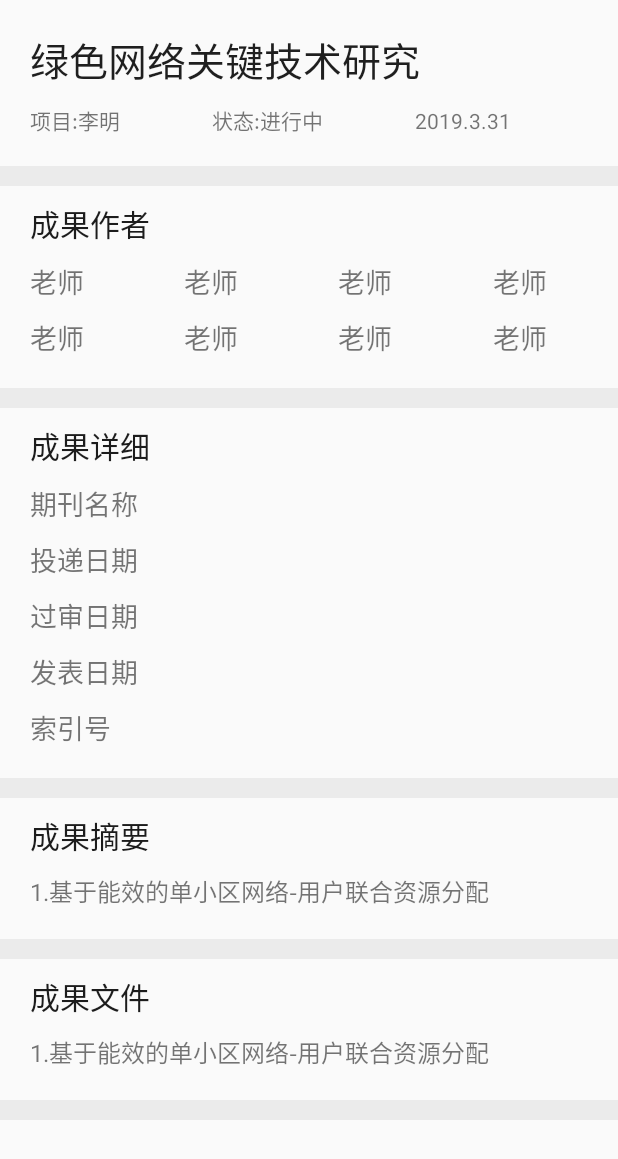
After one commit to CarNivaLz/managework, an Android app: the layout activity_achievement_detail.xml on its own in the app's theme, with its tools: preview values and no code run, on a phone screen of 412 x 824 dp. The commit adds this screen. Shown: the top 1159 px of the screen. Run offline under Robolectric (Android 15) with nearby library versions, the phone set to English and light mode, and no system bars.

Commit message:
2.6  成果论文详情ok

```diff
--- a/app/src/main/AndroidManifest.xml
+++ b/app/src/main/AndroidManifest.xml
@@ -18,7 +18,7 @@
         <activity android:name=".ui.SearchResultsActivity"></activity>
         <activity android:name=".ui.SignUpActivity"></activity>
         <activity android:name=".ui.MyAssessmentsActivity"></activity>
-
+        <activity android:name=".ui.AchievementsDetailActivity"></activity>
         <activity android:name=".ui.LoginActivity">
             <intent-filter>
                 <action android:name="android.intent.action.MAIN" />
--- a/app/src/main/java/com/dommy/tab/adapter/AchievementsListAdapter.java
+++ b/app/src/main/java/com/dommy/tab/adapter/AchievementsListAdapter.java
@@ -7,6 +7,8 @@ import com.chad.library.adapter.base.BaseViewHolder;
 import com.dommy.tab.R;
 import com.dommy.tab.module.Achievements;
 import com.dommy.tab.module.Projects;
+import com.dommy.tab.ui.AchievementsDetailActivity;
+import com.dommy.tab.ui.ProjectsDetailActivity;
 
 import java.util.List;
 
@@ -28,6 +30,7 @@ public class AchievementsListAdapter extends BaseQuickAdapter<Achievements,BaseV
             @Override
             public void onClick(View v) {
                 //进入projectdetail页面逻辑WebActivity.runActivity(mContext, model.desc, model.url);
+                AchievementsDetailActivity.runActivity(mContext,item.getId(),item.getAchieve_type());
             }
         });
     }
--- a/app/src/main/java/com/dommy/tab/module/Achievements.java
+++ b/app/src/main/java/com/dommy/tab/module/Achievements.java
@@ -21,6 +21,8 @@ public class Achievements {
         private String member_num;
         @SerializedName("date")
         private String time_start;
+        @SerializedName("achi_type")
+        private int achieve_type;
 
         public String getId() {
         return id;
@@ -41,12 +43,14 @@ public class Achievements {
         public String getTime_start() {
         return time_start;
         }
+        public int getAchieve_type(){return achieve_type;}
 
-        public Achievements(String id,String title, String teacher, String member_num, String time_start) {
+        public Achievements(String id,String title, String teacher, String member_num, String time_start,int achieve_type) {
         this.id=id;
         this.title = title;
         this.teacher = teacher;
         this.member_num = member_num;
         this.time_start = time_start;
+        this.achieve_type=achieve_type;
         }
         }
--- a/app/src/main/java/com/dommy/tab/utils/ApiConfig.java
+++ b/app/src/main/java/com/dommy/tab/utils/ApiConfig.java
@@ -15,4 +15,7 @@ public class ApiConfig {
     public static String URL_MYASSESSMENT="http://120.78.151.240:8080/myEvaluationList";
     public static String URL_PROJECTDETAIL="http://120.78.151.240:8080/projectDetail";
     public static String URL_ProjectDoc="http://120.78.151.240:8080/projectDoc";
+    public static String URL_PAPERDETAIL="http://120.78.151.240:8080/paperDetail";
+    public static String URL_PATENTDETAIL="http://120.78.151.240:8080/patentDetail";
+    public static String URL_COPYRIGHTDETAIL="http://120.78.151.240:8080/copyrightDetail";
 }
--- /dev/null
+++ b/app/src/main/res/layout/activity_achievement_detail.xml
@@ -0,0 +1,303 @@
+<?xml version="1.0" encoding="utf-8"?>
+<ScrollView android:layout_height="match_parent"
+    android:layout_width="match_parent"
+    xmlns:android="http://schemas.android.com/apk/res/android" >
+
+    <LinearLayout xmlns:android="http://schemas.android.com/apk/res/android"
+        android:orientation="vertical" android:layout_width="match_parent"
+        android:layout_height="match_parent">
+
+        <TextView
+            android:id="@+id/achieve_detail_title"
+            android:layout_width="match_parent"
+            android:layout_height="wrap_content"
+            android:layout_marginLeft="20dp"
+            android:layout_marginTop="20dp"
+            android:layout_marginRight="20dp"
+            android:ellipsize="end"
+            android:maxLines="1"
+            android:text="绿色网络关键技术研究"
+            android:textColor="#1F1F1F"
+            android:textSize="26dp" />
+
+        <LinearLayout
+            android:layout_width="match_parent"
+            android:layout_height="wrap_content"
+            android:orientation="horizontal">
+            <TextView
+                android:id="@+id/achieve_detail_project"
+                android:layout_marginTop="10dp"
+                android:layout_marginLeft="20dp"
+                android:layout_width="wrap_content"
+                android:layout_height="wrap_content"
+                android:layout_weight="1"
+                android:text="项目:李明"/>
+            <TextView
+                android:id="@+id/achieve_detail_status"
+                android:layout_marginTop="10dp"
+                android:layout_marginLeft="10dp"
+                android:layout_width="wrap_content"
+                android:layout_height="wrap_content"
+                android:layout_weight="1"
+                android:text="状态:进行中"/>
+            <TextView
+                android:id="@+id/achieve_detail_time"
+                android:layout_marginTop="10dp"
+                android:layout_marginLeft="10dp"
+                android:layout_marginRight="20dp"
+                android:layout_weight="1"
+                android:layout_width="wrap_content"
+                android:layout_height="wrap_content"
+                android:text="2019.3.31"/>
+        </LinearLayout>
+        <View  android:layout_height="20px"
+            android:layout_marginTop="20dp"
+            android:layout_width="match_parent"
+            android:background="#EBEBEB"
+            />
+        <LinearLayout xmlns:android="http://schemas.android.com/apk/res/android"
+            android:orientation="vertical" android:layout_width="match_parent"
+            android:layout_height="match_parent">
+            <TextView
+
+                android:layout_width="wrap_content"
+                android:layout_height="wrap_content"
+                android:layout_marginLeft="20dp"
+                android:layout_marginRight="20dp"
+                android:layout_marginTop="10dp"
+                android:textColor="#1C1C1C"
+                android:maxLines="1"
+                android:ellipsize="end"
+                android:text="成果作者"
+                android:textSize="20dp" />
+            <LinearLayout
+                android:layout_width="match_parent"
+                android:layout_height="match_parent"
+                android:orientation="horizontal">
+
+                <TextView
+                    android:id="@+id/achieve_detail_member1"
+                    android:layout_width="0dp"
+                    android:layout_weight="1"
+                    android:layout_height="wrap_content"
+                    android:layout_marginLeft="20dp"
+                    android:layout_marginRight="20dp"
+                    android:layout_marginTop="10dp"
+                    android:text="老师"
+                    android:maxLines="2"
+                    android:ellipsize="end"
+                    android:textSize="18dp" />
+                <TextView
+                    android:id="@+id/achieve_detail_member2"
+                    android:layout_width="0dp"
+                    android:layout_weight="1"
+                    android:layout_height="wrap_content"
+                    android:layout_marginLeft="20dp"
+                    android:layout_marginRight="20dp"
+                    android:layout_marginTop="10dp"
+                    android:text="老师"
+                    android:maxLines="2"
+                    android:ellipsize="end"
+                    android:textSize="18dp" />
+                <TextView
+                    android:id="@+id/achieve_detail_member3"
+                    android:layout_width="0dp"
+                    android:layout_weight="1"
+                    android:layout_height="wrap_content"
+                    android:layout_marginLeft="20dp"
+                    android:layout_marginRight="20dp"
+                    android:layout_marginTop="10dp"
+                    android:text="老师"
+                    android:maxLines="2"
+                    android:ellipsize="end"
+                    android:textSize="18dp" />
+                <TextView
+                    android:id="@+id/achieve_detail_member4"
+                    android:layout_width="0dp"
+                    android:layout_weight="1"
+                    android:layout_height="wrap_content"
+                    android:layout_marginLeft="20dp"
+                    android:layout_marginRight="20dp"
+                    android:layout_marginTop="10dp"
+                    android:text="老师"
+                    android:maxLines="2"
+                    android:ellipsize="end"
+                    android:textSize="18dp" />
+
+            </LinearLayout>
+            <LinearLayout
+                android:layout_width="match_parent"
+                android:layout_height="match_parent"
+                android:orientation="horizontal">
+
+                <TextView
+                    android:id="@+id/achieve_detail_member5"
+                    android:layout_width="0dp"
+                    android:layout_weight="1"
+                    android:layout_height="wrap_content"
+                    android:layout_marginLeft="20dp"
+                    android:layout_marginRight="20dp"
+                    android:layout_marginTop="10dp"
+                    android:text="老师"
+                    android:maxLines="2"
+                    android:ellipsize="end"
+                    android:textSize="18dp" />
+                <TextView
+                    android:id="@+id/achieve_detail_member6"
+                    android:layout_width="0dp"
+                    android:layout_weight="1"
+                    android:layout_height="wrap_content"
+                    android:layout_marginLeft="20dp"
+                    android:layout_marginRight="20dp"
+                    android:layout_marginTop="10dp"
+                    android:text="老师"
+                    android:maxLines="2"
+                    android:ellipsize="end"
+                    android:textSize="18dp" />
+                <TextView
+                    android:id="@+id/achieve_detail_member7"
+                    android:layout_width="0dp"
+                    android:layout_weight="1"
+                    android:layout_height="wrap_content"
+                    android:layout_marginLeft="20dp"
+                    android:layout_marginRight="20dp"
+                    android:layout_marginTop="10dp"
+                    android:text="老师"
+                    android:maxLines="2"
+                    android:ellipsize="end"
+                    android:textSize="18dp" />
+                <TextView
+                    android:id="@+id/achieve_detail_member8"
+                    android:layout_width="0dp"
+                    android:layout_weight="1"
+                    android:layout_height="wrap_content"
+                    android:layout_marginLeft="20dp"
+                    android:layout_marginRight="20dp"
+                    android:layout_marginTop="10dp"
+                    android:text="老师"
+                    android:maxLines="2"
+                    android:ellipsize="end"
+                    android:textSize="18dp" />
+
+            </LinearLayout>
+
+        </LinearLayout>
+        <View  android:layout_height="20px"
+            android:layout_marginTop="20dp"
+            android:layout_width="match_parent"
+            android:background="#EBEBEB"
+            />
+        <TextView
+            android:layout_width="match_parent"
+            android:layout_height="wrap_content"
+            android:layout_marginLeft="20dp"
+            android:layout_marginRight="20dp"
+            android:layout_marginTop="10dp"
+            android:textColor="#1C1C1C"
+            android:text="成果详细"
+            android:textSize="20dp" />
+        <TextView
+            android:id="@+id/achieve_detail_position1"
+            android:layout_width="match_parent"
+            android:layout_height="wrap_content"
+            android:layout_marginLeft="20dp"
+            android:layout_marginRight="20dp"
+            android:layout_marginTop="10dp"
+            android:text="期刊名称"
+            android:textSize="18dp" />
+        <TextView
+            android:id="@+id/achieve_detail_position2"
+            android:layout_width="match_parent"
+            android:layout_height="wrap_content"
+            android:layout_marginLeft="20dp"
+            android:layout_marginRight="20dp"
+            android:layout_marginTop="10dp"
+            android:text="投递日期"
+            android:textSize="18dp" />
+        <TextView
+            android:id="@+id/achieve_detail_position3"
+            android:layout_width="match_parent"
+            android:layout_height="wrap_content"
+            android:layout_marginLeft="20dp"
+            android:layout_marginRight="20dp"
+            android:layout_marginTop="10dp"
+            android:text="过审日期"
+            android:textSize="18dp" />
+        <TextView
+            android:id="@+id/achieve_detail_position4"
+            android:layout_width="match_parent"
+            android:layout_height="wrap_content"
+            android:layout_marginLeft="20dp"
+            android:layout_marginRight="20dp"
+            android:layout_marginTop="10dp"
+            android:text="发表日期"
+            android:textSize="18dp" />
+        <TextView
+            android:id="@+id/achieve_detail_position5"
+            android:layout_width="match_parent"
+            android:layout_height="wrap_content"
+            android:layout_marginLeft="20dp"
+            android:layout_marginRight="20dp"
+            android:layout_marginTop="10dp"
+            android:text="索引号"
+            android:textSize="18dp" />
+
+        <View  android:layout_height="20px"
+            android:layout_marginTop="20dp"
+            android:layout_width="match_parent"
+            android:background="#EBEBEB"
+            />
+        <TextView
+            android:layout_width="match_parent"
+            android:layout_height="wrap_content"
+            android:layout_marginLeft="20dp"
+            android:layout_marginRight="20dp"
+            android:layout_marginTop="10dp"
+            android:textSize="20dp"
+            android:textColor="#1C1C1C"
+            android:text="成果摘要"
+            />
+        <TextView
+            android:id="@+id/achieve_detail_abstract"
+            android:layout_width="match_parent"
+            android:layout_height="wrap_content"
+            android:layout_marginLeft="20dp"
+            android:layout_marginRight="20dp"
+            android:layout_marginTop="10dp"
+            android:singleLine="false"
+            android:text="1.基于能效的单小区网络-用户联合资源分配"
+            android:textSize="16dp" />
+
+        <View  android:layout_height="20px"
+            android:layout_marginTop="20dp"
+            android:layout_width="match_parent"
+            android:background="#EBEBEB"
+            />
+
+        <TextView
+            android:layout_width="match_parent"
+            android:layout_height="wrap_content"
+            android:layout_marginLeft="20dp"
+            android:layout_marginRight="20dp"
+            android:layout_marginTop="10dp"
+            android:textSize="20dp"
+            android:textColor="#1C1C1C"
+            android:text="成果文件"
+            />
+        <TextView
+            android:id="@+id/achieve_detail_doc"
+            android:layout_width="match_parent"
+            android:layout_height="wrap_content"
+            android:layout_marginLeft="20dp"
+            android:layout_marginRight="20dp"
+            android:layout_marginTop="10dp"
+            android:singleLine="false"
+            android:text="1.基于能效的单小区网络-用户联合资源分配"
+            android:textSize="16dp" />
+        <View  android:layout_height="20px"
+            android:layout_marginTop="20dp"
+            android:layout_width="match_parent"
+            android:background="#EBEBEB"
+            />
+    </LinearLayout>
+</ScrollView>
```
Also changed, not shown: app/src/main/java/com/dommy/tab/module/Paper.java (+124 -18 lines), app/src/main/java/com/dommy/tab/ui/AchievementsDetailActivity.java (+143 -74 lines).
